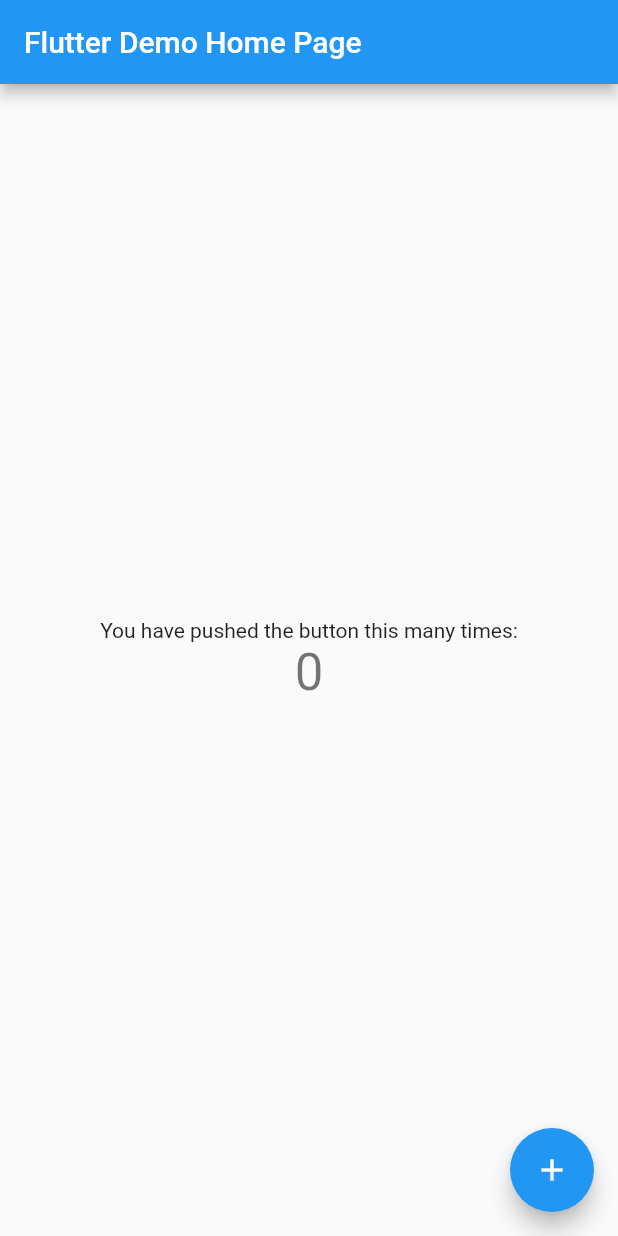
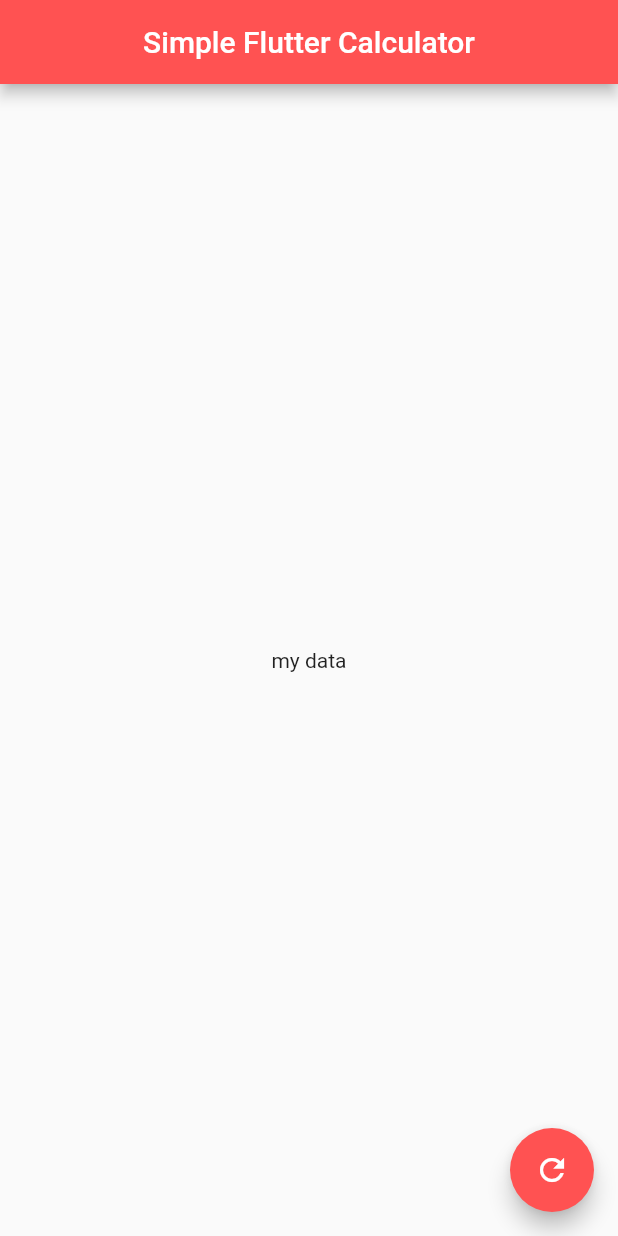
Before and after one commit to Q-T5/simple-flutter-calc, a Flutter app: the screen it shows after launch, on a phone screen of 412 x 824 dp. Run offline on Flutter 3.47's test engine with Material 2 defaults, Android fonts, the phone set to English and light mode, and no system bars.

```diff
--- a/lib/main.dart
+++ b/lib/main.dart
@@ -1,115 +1,74 @@
 import 'package:flutter/material.dart';
 
 void main() {
-  runApp(const MyApp());
+  runApp(const MaterialApp(
+    title: "Simple Flutter Calculator",
+    home: HomePage(),
+  ));
 }
 
-class MyApp extends StatelessWidget {
-  const MyApp({super.key});
+class HomePage extends StatefulWidget {
+  const HomePage({super.key});
 
-  // This widget is the root of your application.
   @override
-  Widget build(BuildContext context) {
-    return MaterialApp(
-      title: 'Flutter Demo',
-      theme: ThemeData(
-        // This is the theme of your application.
-        //
-        // Try running your application with "flutter run". You'll see the
-        // application has a blue toolbar. Then, without quitting the app, try
-        // changing the primarySwatch below to Colors.green and then invoke
-        // "hot reload" (press "r" in the console where you ran "flutter run",
-        // or simply save your changes to "hot reload" in a Flutter IDE).
-        // Notice that the counter didn't reset back to zero; the application
-        // is not restarted.
-        primarySwatch: Colors.blue,
-      ),
-      home: const MyHomePage(title: 'Flutter Demo Home Page'),
-    );
-  }
+  State<HomePage> createState() => _HomePageState();
 }
 
-class MyHomePage extends StatefulWidget {
-  const MyHomePage({super.key, required this.title});
+class _HomePageState extends State<HomePage> {
+  int num1 = 0;
+  int num2 = 0;
+  int results = 0;
+  String operation = "+";
 
-  // This widget is the home page of your application. It is stateful, meaning
-  // that it has a State object (defined below) that contains fields that affect
-  // how it looks.
+  void resetNumbers() {
+    setState(() {
+      num1 = 0;
+      num2 = 0;
+    });
+  }
 
-  // This class is the configuration for the state. It holds the values (in this
-  // case the title) provided by the parent (in this case the App widget) and
-  // used by the build method of the State. Fields in a Widget subclass are
-  // always marked "final".
-
-  final String title;
-
-  @override
-  State<MyHomePage> createState() => _MyHomePageState();
-}
-
-class _MyHomePageState extends State<MyHomePage> {
-  int _counter = 0;
-
-  void _incrementCounter() {
-    setState(() {
-      // This call to setState tells the Flutter framework that something has
-      // changed in this State, which causes it to rerun the build method below
-      // so that the display can reflect the updated values. If we changed
-      // _counter without calling setState(), then the build method would not be
-      // called again, and so nothing would appear to happen.
-      _counter++;
-    });
+  void calculate(String operator) {
+    switch (operation) {
+      case "+":
+        setState(() {
+          results = num1 + num2;
+        });
+        break;
+      case "-":
+        setState(() {
+          results = num1 - num2;
+        });
+        break;
+      case "/":
+        setState(() {
+          results = (num1 / num2) as int;
+        });
+        break;
+      case "*":
+        setState(() {
+          results = num1 * num2;
+        });
+    }
   }
 
   @override
   Widget build(BuildContext context) {
-    // This method is rerun every time setState is called, for instance as done
-    // by the _incrementCounter method above.
-    //
-    // The Flutter framework has been optimized to make rerunning build methods
-    // fast, so that you can just rebuild anything that needs updating rather
-    // than having to individually change instances of widgets.
     return Scaffold(
       appBar: AppBar(
-        // Here we take the value from the MyHomePage object that was created by
-        // the App.build method, and use it to set our appbar title.
-        title: Text(widget.title),
+        title: const Text("Simple Flutter Calculator"),
+        centerTitle: true,
+        backgroundColor: Colors.redAccent,
       ),
-      body: Center(
-        // Center is a layout widget. It takes a single child and positions it
-        // in the middle of the parent.
-        child: Column(
-          // Column is also a layout widget. It takes a list of children and
-          // arranges them vertically. By default, it sizes itself to fit its
-          // children horizontally, and tries to be as tall as its parent.
-          //
-          // Invoke "debug painting" (press "p" in the console, choose the
-          // "Toggle Debug Paint" action from the Flutter Inspector in Android
-          // Studio, or the "Toggle Debug Paint" command in Visual Studio Code)
-          // to see the wireframe for each widget.
-          //
-          // Column has various properties to control how it sizes itself and
-          // how it positions its children. Here we use mainAxisAlignment to
-          // center the children vertically; the main axis here is the vertical
-          // axis because Columns are vertical (the cross axis would be
-          // horizontal).
-          mainAxisAlignment: MainAxisAlignment.center,
-          children: <Widget>[
-            const Text(
-              'You have pushed the button this many times:',
-            ),
-            Text(
-              '$_counter',
-              style: Theme.of(context).textTheme.headlineMedium,
-            ),
-          ],
-        ),
+      body: const Center(
+        child: Text("my data"),
       ),
       floatingActionButton: FloatingActionButton(
-        onPressed: _incrementCounter,
-        tooltip: 'Increment',
-        child: const Icon(Icons.add),
-      ), // This trailing comma makes auto-formatting nicer for build methods.
+        onPressed: () {
+          resetNumbers();
+        },
+        backgroundColor: Colors.redAccent,
+        child: const Icon(Icons.refresh),
+      ),
     );
   }
 }
```
